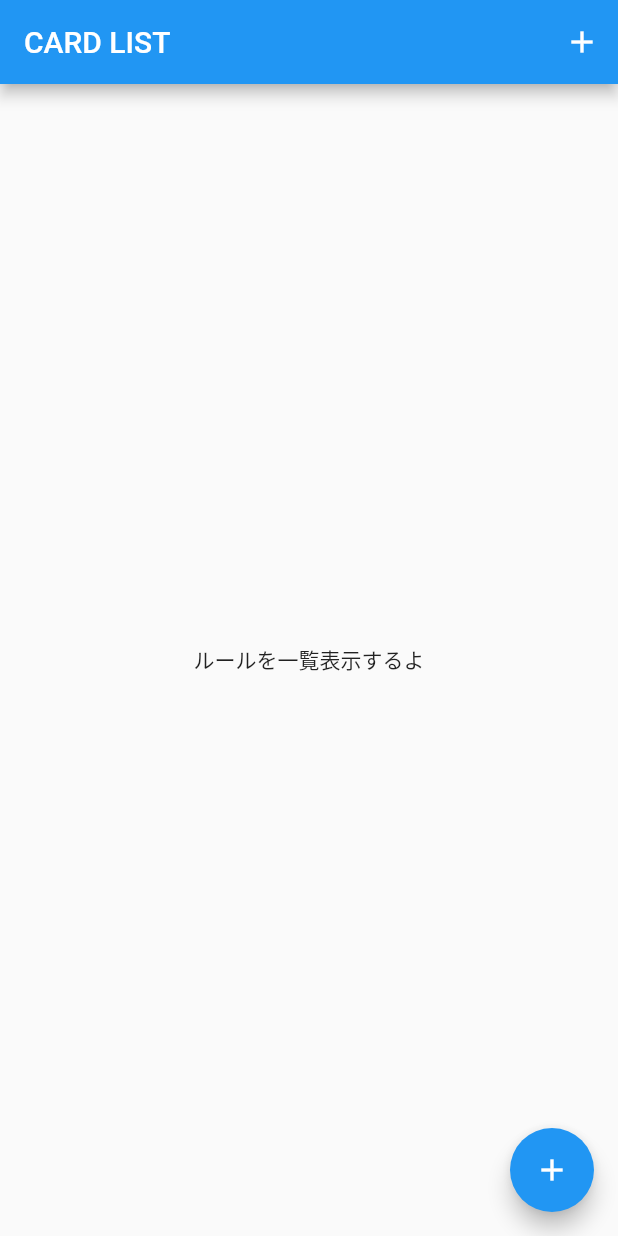
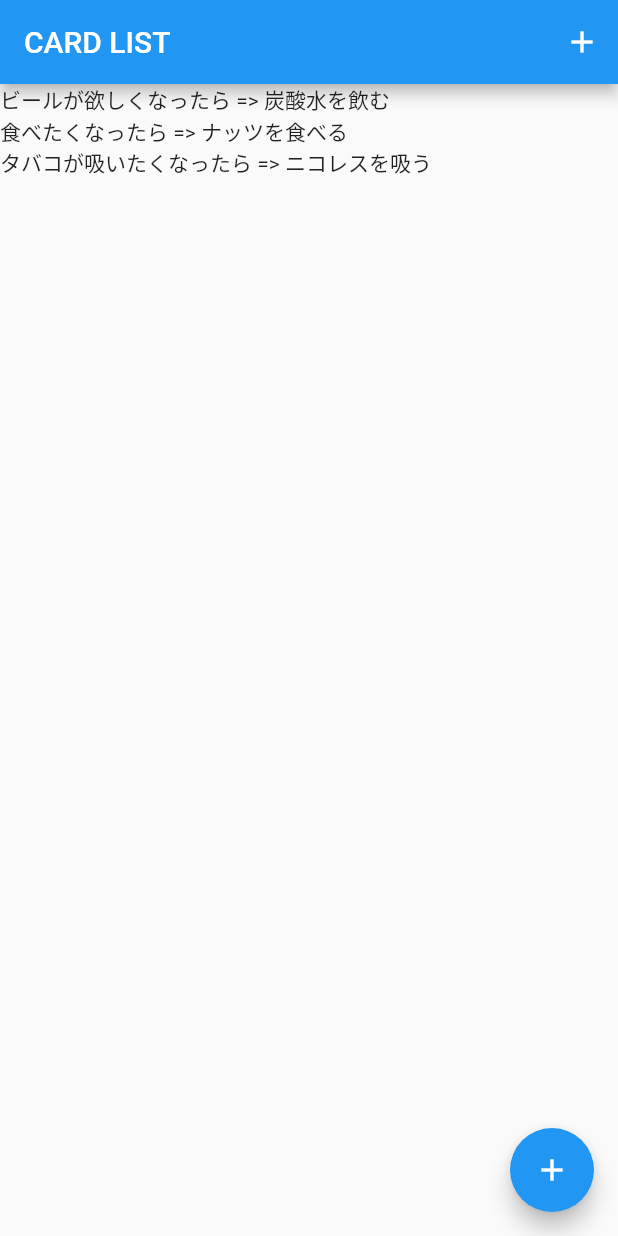
Before and after one commit to s4shiki/if_then_card, a Flutter app: the screen it shows after launch, on a phone screen of 412 x 824 dp. Run offline on Flutter 3.47's test engine with Material 2 defaults, Android fonts, the phone set to English and light mode, and no system bars.

Commit message:
ルール一覧を固定テキストで表示

```diff
--- a/lib/page/top_page.dart
+++ b/lib/page/top_page.dart
@@ -1,6 +1,6 @@
 import 'package:flutter/material.dart';
 
-// トップ画面（ルール一覧）
+// トップ画面
 class TopPage extends StatelessWidget {
   @override
   Widget build(BuildContext context) {
@@ -15,7 +15,8 @@ class TopPage extends StatelessWidget {
           )
         ],
       ),
-      body: Center(child: Text('ルールを一覧表示するよ')),
+      // body: Center(child: Text('ルールを一覧表示するよ')),
+      body: RuleListWidget(),
       floatingActionButton: FloatingActionButton(
         onPressed: () => print('ルール追加画面に遷移するよ'),
         child: const Icon(Icons.add),
@@ -23,3 +24,23 @@ class TopPage extends StatelessWidget {
     );
   }
 }
+
+// ルール一覧
+class RuleListWidget extends StatelessWidget {
+  @override
+  Widget build(BuildContext context) {
+    final List<String> rules = [
+      'ビールが欲しくなったら => 炭酸水を飲む',
+      '食べたくなったら => ナッツを食べる',
+      'タバコが吸いたくなったら => ニコレスを吸う'
+    ];
+
+    return ListView.builder(
+      itemCount: rules.length, // リスト数を与える
+      itemBuilder: (context, index) {
+        // 表示内容を返す。itemCount分だけ繰り返される。indexは0からカウントアップする
+        return Text(rules[index]);
+      },
+    );
+  }
+}
```
